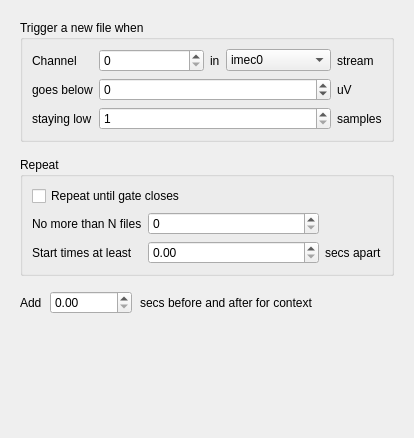
billkarsh/SpikeGLX, file Forms/TrigSpikePanel.ui: the form before one commit.
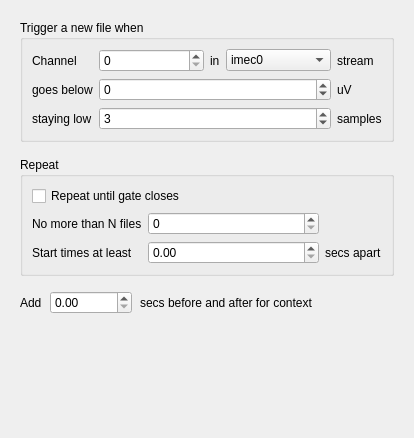
The form after the commit.

Patch:
```diff
--- a/Forms/TrigSpikePanel.ui
+++ b/Forms/TrigSpikePanel.ui
@@ -213,6 +213,9 @@
         <property name="minimum">
          <number>1</number>
         </property>
+        <property name="value">
+         <number>3</number>
+        </property>
        </widget>
       </item>
      </layout>
```
